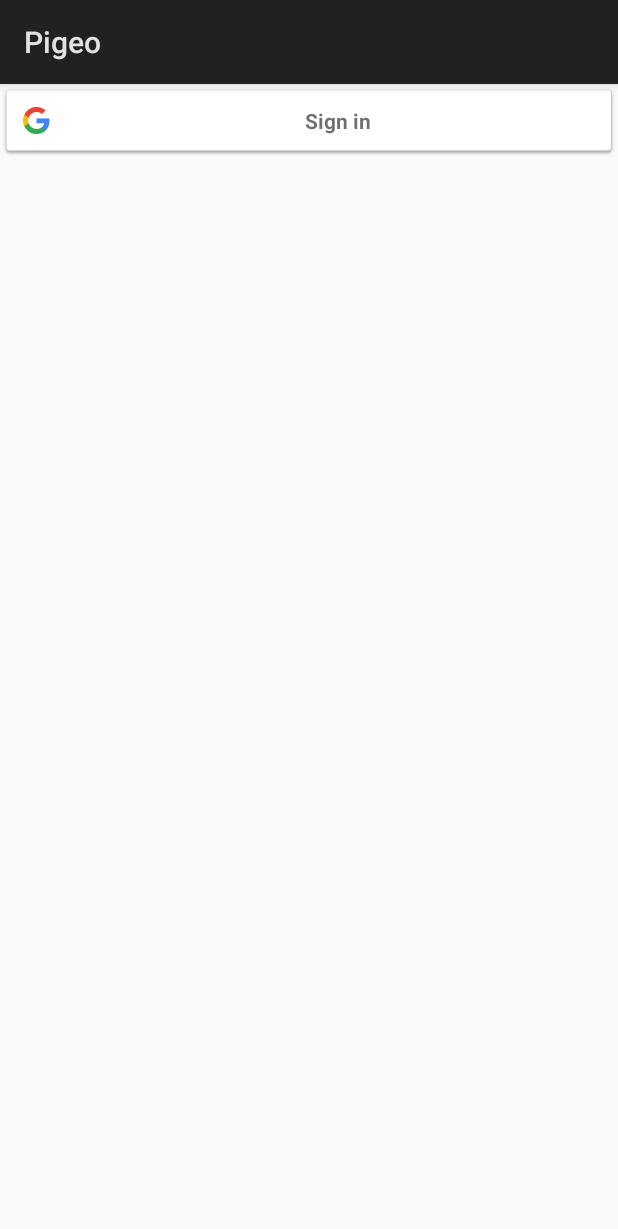
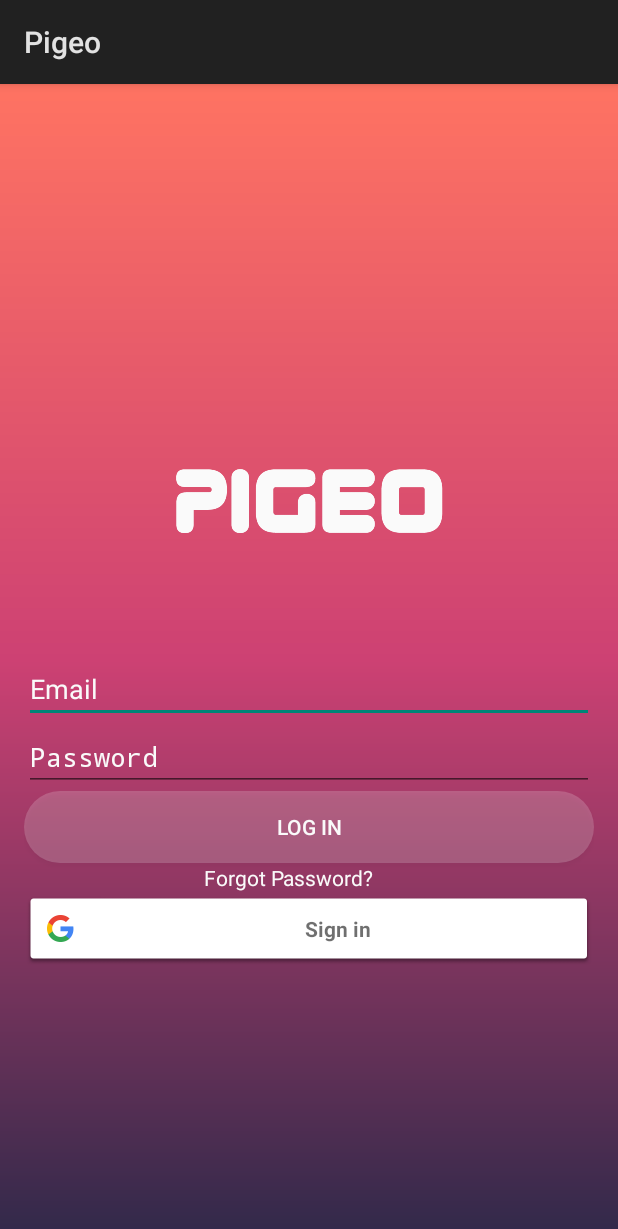
Before and after one commit to Geektrovert/Pigeo, an Android app: the screen it shows after launch (LoginActivity), on a phone screen of 412 x 824 dp. Shown: the top 1229 px of the screen. Run offline under Robolectric (Android 15) with nearby library versions, the phone set to English and light mode, and no system bars.

Commit message:
sign in with email layout added. can't format google sign in button.

```diff
--- a/app/src/main/AndroidManifest.xml
+++ b/app/src/main/AndroidManifest.xml
@@ -17,7 +17,7 @@
             android:roundIcon="@mipmap/ic_launcher_round"
             android:supportsRtl="true"
             android:theme="@style/AppTheme"
-            tools:ignore="GoogleAppIndexingWarning">
+            tools:ignore="AllowBackup,GoogleAppIndexingWarning">
         <activity android:name=".LoginActivity">
             <intent-filter>
                 <action android:name="android.intent.action.MAIN"/>
--- a/app/src/main/java/io/bitbucket/technorex/pigeo/LoginActivity.java
+++ b/app/src/main/java/io/bitbucket/technorex/pigeo/LoginActivity.java
@@ -13,6 +13,7 @@
 import com.google.android.gms.common.SignInButton;
 import com.google.android.gms.common.api.ApiException;
 import com.google.android.gms.tasks.Task;
+import org.jetbrains.annotations.NotNull;
 
 /**Project Pigeo
  * @author Sihan Tawsik, Samnan Rahee
@@ -22,17 +23,26 @@
 public class LoginActivity extends Activity {
     private static int RC_SIGN_IN = 100;
     private GoogleSignInClient mGoogleSignInClient;
+    @SuppressWarnings("FieldCanBeLocal")
+    private SignInButton googleSignInButton;
+    @SuppressWarnings("FieldCanBeLocal")
+    private GoogleSignInOptions gso;
+
     @Override
     protected void onCreate(Bundle savedInstanceState) {
         setContentView(R.layout.activity_login);
         super.onCreate(savedInstanceState);
 
-        //setting up google client
-        GoogleSignInOptions gso = new GoogleSignInOptions
+        //initializing variables
+        gso = new GoogleSignInOptions
                 .Builder(GoogleSignInOptions.DEFAULT_SIGN_IN)
                 .requestEmail().build();
         mGoogleSignInClient = GoogleSignIn.getClient(this, gso);
+        googleSignInButton = findViewById(R.id.google_sign_in_button);
+        /*Sign In with email button*/
 
+
+        /*Google Sign In button*/
         //checking for a previous logged in session
         GoogleSignInAccount account = GoogleSignIn.getLastSignedInAccount(this);
 
@@ -41,18 +51,19 @@
             startActivity(new Intent(this,MapsActivity.class));
         }
 
-        //customizing google sign in button
-        SignInButton signInButton = findViewById(R.id.sign_in_button);
-        signInButton.setSize(SignInButton.SIZE_STANDARD);
-
         //adding listener to google sign in button
-        signInButton.setOnClickListener(new View.OnClickListener() {
+        googleSignInButton.setOnClickListener(new View.OnClickListener() {
             @Override
             public void onClick(View view) {
                 googleSignIn();
             }
         });
     }
+
+    /**
+     * Methods for google sign in button
+     */
+
     private void googleSignIn(){
         Intent googleSignInIntent = mGoogleSignInClient.getSignInIntent();
         startActivityForResult(googleSignInIntent,RC_SIGN_IN);
@@ -67,8 +78,10 @@
             handleSignInResult(task);
         }
     }
-    private void handleSignInResult(Task<GoogleSignInAccount> completedTask) {
+    private void handleSignInResult(@NotNull Task<GoogleSignInAccount> completedTask) {
         try {
+            //account variable is for passing information to the next intent
+            //noinspection unused
             GoogleSignInAccount account = completedTask.getResult(ApiException.class);
 
             // Signed in successfully, show authenticated UI.
--- /dev/null
+++ b/app/src/main/res/drawable/gradient.xml
@@ -0,0 +1,13 @@
+<?xml version="1.0" encoding="utf-8"?>
+<shape xmlns:android="http://schemas.android.com/apk/res/android"
+    android:shape="rectangle"
+    android:layout_height="@dimen/activity_vertical_margin"
+    android:layout_width="@dimen/activity_horizontal_margin">
+    <gradient
+        android:startColor="#31294A"
+        android:centerColor="#CD4173"
+        android:endColor="#FF7362"
+        android:angle="90"/>
+    <corners
+        android:radius="0dp"/>
+</shape>
--- /dev/null
+++ b/app/src/main/res/drawable/round_button.xml
@@ -0,0 +1,20 @@
+<?xml version="1.0" encoding="utf-8"?>
+<selector xmlns:android="http://schemas.android.com/apk/res/android" >
+ <item android:state_pressed="true" >
+     <shape android:shape="rectangle"  >
+         <corners android:radius="30dp" />
+     </shape>
+ </item>
+<item android:state_focused="true">
+     <shape android:shape="rectangle"  >
+         <corners android:radius="30dip" />
+         <solid android:color="#fafafa"/>
+     </shape>
+ </item>
+<item >
+    <shape android:shape="rectangle"  >
+         <corners android:radius="30dp" />
+        <solid android:color="#30fafafa"/>
+     </shape>
+ </item>
+</selector>
--- a/app/src/main/res/layout/activity_login.xml
+++ b/app/src/main/res/layout/activity_login.xml
@@ -1,15 +1,68 @@
 <?xml version="1.0" encoding="utf-8"?>
-<LinearLayout
+<RelativeLayout
         xmlns:android="http://schemas.android.com/apk/res/android"
+        xmlns:app="http://schemas.android.com/apk/res-auto"
         xmlns:tools="http://schemas.android.com/tools"
-        xmlns:app="http://schemas.android.com/apk/res-auto"
         android:layout_width="match_parent"
         android:layout_height="match_parent"
-        android:orientation="vertical"
-        tools:context=".LoginActivity">
-    <com.google.android.gms.common.SignInButton
-            android:id="@+id/sign_in_button"
+        android:paddingBottom="@dimen/activity_vertical_margin"
+        android:paddingLeft="@dimen/activity_horizontal_margin"
+        android:paddingRight="@dimen/activity_horizontal_margin"
+        android:paddingTop="@dimen/activity_vertical_margin"
+        tools:context=".LoginActivity"
+        android:background="@drawable/gradient">
+    <LinearLayout
+            android:layout_centerVertical="true"
+            android:layout_centerHorizontal="true"
+            android:orientation="vertical"
             android:layout_width="match_parent"
-            android:layout_height="wrap_content" />
+            android:layout_height="wrap_content"
+            tools:ignore="UselessParent">
+        <ImageView
+                android:layout_width="200dip"
+                android:layout_height="200dip"
+                android:src="@drawable/logo"
+                android:scaleType="fitXY"
+                android:layout_gravity="center_horizontal"
+                android:contentDescription="@string/logo"/>
+        <EditText
+                android:id="@+id/logInEmail"
+                android:hint="@string/email"
+                android:inputType="textEmailAddress"
+                android:layout_width="match_parent"
+                android:layout_height="wrap_content"
+                android:textColorHint="#fafafa"
+                android:textColor="#fafafa"
+                tools:ignore="Autofill"/>
+        <EditText
+                android:id="@+id/logInPassword"
+                android:inputType="textPassword"
+                android:hint="@string/password"
+                android:layout_width="match_parent"
+                android:layout_height="wrap_content"
+                android:textColorHint="#fafafa"
+                android:textColor="#fafafa"
+                tools:ignore="Autofill"/>
+        <Button
+                android:id="@+id/logIn"
+                android:text="@string/log_in"
+                android:layout_gravity="center"
+                android:layout_width="match_parent"
+                android:layout_height="wrap_content"
+                android:textColor="#fafafa"
+                android:background="@drawable/round_button"/>
+        <TextView
+                android:id="@+id/forgotPassword"
+                android:layout_width="match_parent"
+                android:layout_height="wrap_content"
+                android:layout_marginLeft="120dp"
+                android:layout_marginRight="120dp"
+                android:text="@string/forgot_password"
+                android:textColor="#fafafa" />
+        <com.google.android.gms.common.SignInButton
+                android:id="@+id/google_sign_in_button"
+                android:layout_width="match_parent"
+                android:layout_height="wrap_content"/>
+    </LinearLayout>
 
-</LinearLayout>
+</RelativeLayout>
--- /dev/null
+++ b/app/src/main/res/values/dimens.xml
@@ -0,0 +1,5 @@
+<?xml version="1.0" encoding="utf-8"?>
+<resources>
+    <dimen name="activity_horizontal_margin">16dp</dimen>
+    <dimen name="activity_vertical_margin">16dp</dimen>
+</resources>
--- a/app/src/main/res/values/strings.xml
+++ b/app/src/main/res/values/strings.xml
@@ -1,4 +1,9 @@
 <resources>
     <string name="app_name">Pigeo</string>
     <string name="title_activity_maps">Map</string>
+    <string name="logo">logo</string>
+    <string name="forgot_password">Forgot Password?</string>
+    <string name="log_in">Log In</string>
+    <string name="password">Password</string>
+    <string name="email">Email</string>
 </resources>
```
Also changed, not shown: app/src/main/res/drawable/logo.png (added).
